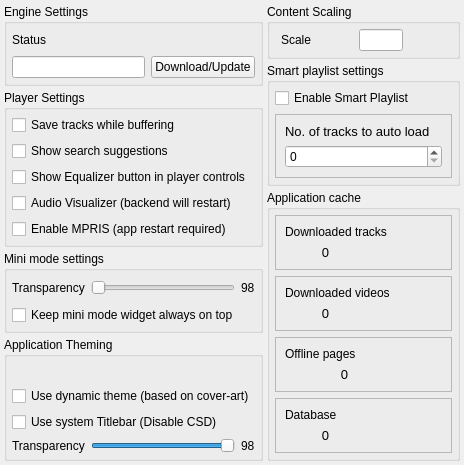
Before: the Qt Designer form settings.ui in keshavbhatt/olivia, drawn with Qt 5.
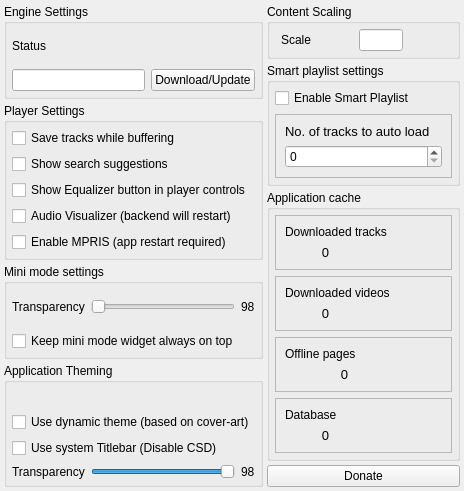
After: the same form once the commit is applied. Icons and pictures are not drawn. Custom widgets are drawn as their Qt base class.

Commit message: added donation button in settings widget, need some donations ;)

Patch:
```diff
--- a/settings.ui
+++ b/settings.ui
@@ -926,6 +926,13 @@
          </layout>
         </widget>
        </item>
+       <item>
+        <widget class="QPushButton" name="donate">
+         <property name="text">
+          <string>Donate</string>
+         </property>
+        </widget>
+       </item>
        <item>
         <spacer name="verticalSpacer">
          <property name="orientation">
```
